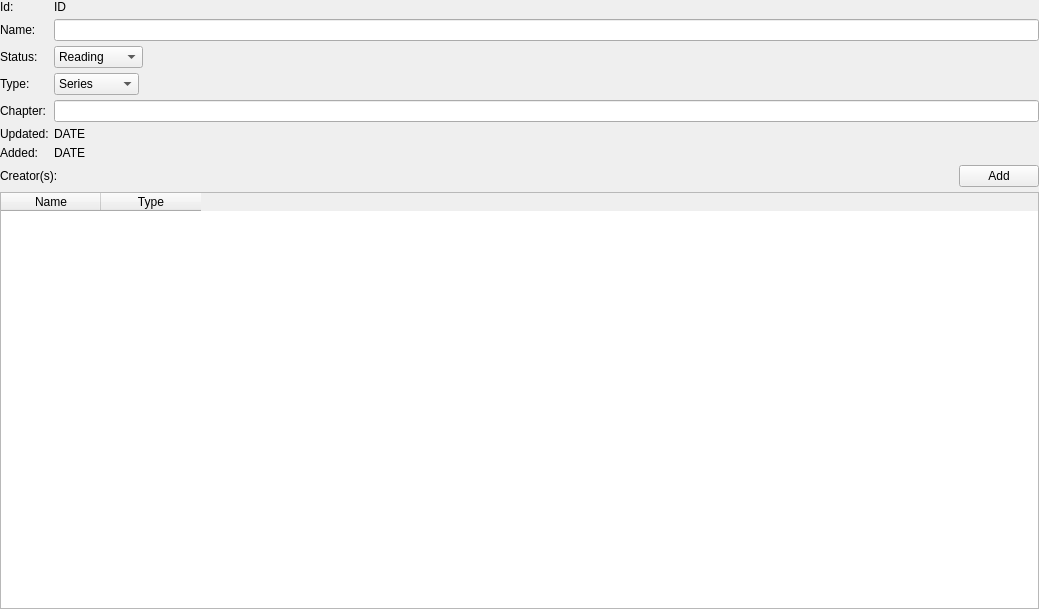
Before: the Qt Designer form Tracker-lib/src/UI/WorkPage/WorkPage.ui in NikolaRoev/Tracker, drawn with Qt 5.
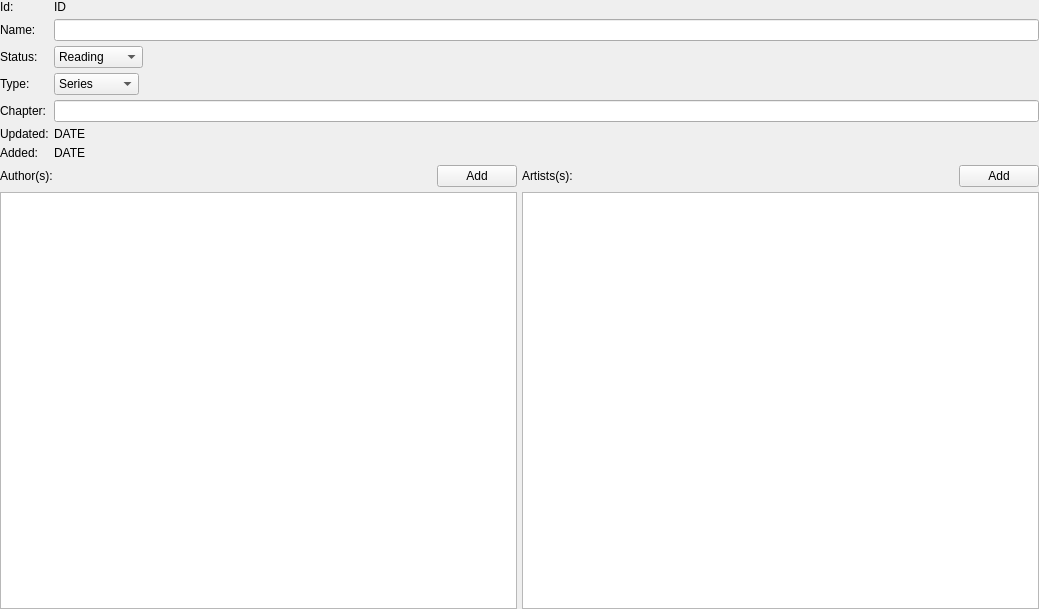
After: the same form once the commit is applied.

Commit message: Added Author/Artist functionality to Database and UI.

The edit to the form file:
```diff
--- a/Tracker-lib/src/UI/WorkPage/WorkPage.ui
+++ b/Tracker-lib/src/UI/WorkPage/WorkPage.ui
@@ -13,7 +13,7 @@
   <property name="windowTitle">
    <string>Form</string>
   </property>
-  <layout class="QVBoxLayout" name="verticalLayout_3">
+  <layout class="QVBoxLayout" name="verticalLayout" stretch="0,0">
    <property name="spacing">
     <number>5</number>
    </property>
@@ -155,13 +155,24 @@
     </layout>
    </item>
    <item>
+    <layout class="QHBoxLayout" name="horizontalLayout_3">
+     <property name="spacing">
+      <number>5</number>
+     </property>
+     <item>
     <layout class="QVBoxLayout" name="verticalLayout_2">
+       <property name="spacing">
+        <number>5</number>
+       </property>
      <item>
       <layout class="QHBoxLayout" name="horizontalLayout" stretch="1,0">
+         <property name="spacing">
+          <number>5</number>
+         </property>
        <item>
         <widget class="QLabel" name="label">
          <property name="text">
-          <string>Creator(s):</string>
+            <string>Author(s):</string>
          </property>
         </widget>
        </item>
@@ -175,10 +186,7 @@
       </layout>
      </item>
      <item>
-      <widget class="QTableWidget" name="tableWidget">
-       <property name="focusPolicy">
-        <enum>Qt::NoFocus</enum>
-       </property>
+        <widget class="QListWidget" name="authorsListWidget">
        <property name="contextMenuPolicy">
         <enum>Qt::CustomContextMenu</enum>
        </property>
@@ -188,38 +196,50 @@
        <property name="alternatingRowColors">
         <bool>true</bool>
        </property>
-       <property name="selectionMode">
-        <enum>QAbstractItemView::SingleSelection</enum>
+        </widget>
+       </item>
+      </layout>
+     </item>
+     <item>
+      <layout class="QVBoxLayout" name="verticalLayout_3">
+       <property name="spacing">
+        <number>5</number>
        </property>
-       <property name="selectionBehavior">
-        <enum>QAbstractItemView::SelectRows</enum>
-       </property>
-       <property name="showGrid">
-        <bool>false</bool>
-       </property>
-       <property name="sortingEnabled">
-        <bool>true</bool>
-       </property>
-       <property name="cornerButtonEnabled">
-        <bool>false</bool>
-       </property>
-       <attribute name="horizontalHeaderHighlightSections">
-        <bool>false</bool>
-       </attribute>
-       <attribute name="verticalHeaderHighlightSections">
-        <bool>false</bool>
-       </attribute>
-       <column>
-        <property name="text">
-         <string>Name</string>
-        </property>
-       </column>
-       <column>
-        <property name="text">
-         <string>Type</string>
-        </property>
-       </column>
-      </widget>
+       <item>
+        <layout class="QHBoxLayout" name="horizontalLayout_2" stretch="1,0">
+         <property name="spacing">
+          <number>5</number>
+         </property>
+         <item>
+          <widget class="QLabel" name="label_2">
+           <property name="text">
+            <string>Artists(s):</string>
+           </property>
+          </widget>
+         </item>
+         <item>
+          <widget class="QPushButton" name="addArtistButton">
+           <property name="text">
+            <string>Add</string>
+           </property>
+          </widget>
+         </item>
+        </layout>
+       </item>
+       <item>
+        <widget class="QListWidget" name="artistsListWidget">
+         <property name="contextMenuPolicy">
+          <enum>Qt::CustomContextMenu</enum>
+         </property>
+         <property name="editTriggers">
+          <set>QAbstractItemView::NoEditTriggers</set>
+         </property>
+         <property name="alternatingRowColors">
+          <bool>true</bool>
+         </property>
+        </widget>
+       </item>
+      </layout>
      </item>
     </layout>
    </item>
```
Left out of the diff: 2 changed lines with no effect on the pictures. Lines whose indentation alone changed are shown as unchanged. The commit also changes 7 other files.
